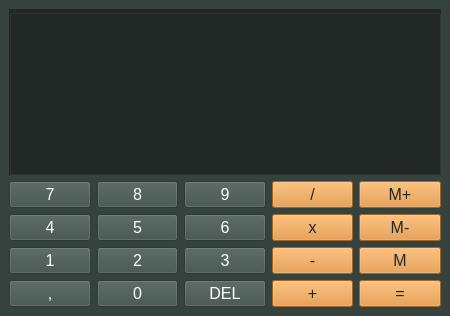
clrpage/projects, file src/calc/Calculator/calculator.ui: the form before one commit.
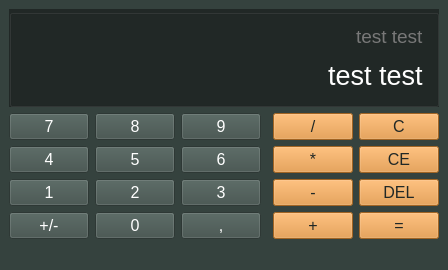
The form after the commit.

Commit message: Корректный ввод чисел, отработка событий

The edit to the form file:
```diff
--- a/src/calc/Calculator/calculator.ui
+++ b/src/calc/Calculator/calculator.ui
@@ -6,8 +6,8 @@
    <rect>
     <x>0</x>
     <y>0</y>
-    <width>450</width>
-    <height>316</height>
+    <width>417</width>
+    <height>270</height>
    </rect>
   </property>
   <property name="windowTitle">
@@ -19,6 +19,68 @@
   </property>
   <widget class="QWidget" name="centralwidget">
    <layout class="QGridLayout" name="gridLayout_2">
+    <item row="4" column="1">
+     <widget class="QPushButton" name="btn_0">
+      <property name="sizePolicy">
+       <sizepolicy hsizetype="Minimum" vsizetype="Preferred">
+        <horstretch>0</horstretch>
+        <verstretch>0</verstretch>
+       </sizepolicy>
+      </property>
+      <property name="font">
+       <font>
+        <family>Segoe UI</family>
+        <pointsize>12</pointsize>
+       </font>
+      </property>
+      <property name="styleSheet">
+       <string notr="true">QPushButton{
+	background-color: rgb(64, 79, 74);
+}
+QPushButton:pressed{
+	background-color: rgb(44, 53, 50);
+}</string>
+      </property>
+      <property name="text">
+       <string>0</string>
+      </property>
+      <property name="shortcut">
+       <string>0</string>
+      </property>
+     </widget>
+    </item>
+    <item row="4" column="5">
+     <widget class="QPushButton" name="btn_eq">
+      <property name="sizePolicy">
+       <sizepolicy hsizetype="Minimum" vsizetype="Preferred">
+        <horstretch>0</horstretch>
+        <verstretch>0</verstretch>
+       </sizepolicy>
+      </property>
+      <property name="font">
+       <font>
+        <family>Segoe UI</family>
+        <pointsize>12</pointsize>
+       </font>
+      </property>
+      <property name="styleSheet">
+       <string notr="true">QPushButton {
+	color: rgb(33, 40, 38);
+	background-color: rgb(225, 140, 49);
+}
+QPushButton:pressed {
+	color: rgb(33, 40, 38);
+	background-color: rgb(167, 100, 28);
+}</string>
+      </property>
+      <property name="text">
+       <string>=</string>
+      </property>
+      <property name="shortcut">
+       <string>Enter</string>
+      </property>
+     </widget>
+    </item>
     <item row="3" column="2">
      <widget class="QPushButton" name="btn_3">
       <property name="sizePolicy">
@@ -79,124 +141,8 @@
       </property>
      </widget>
     </item>
-    <item row="2" column="0">
-     <widget class="QPushButton" name="btn_4">
-      <property name="sizePolicy">
-       <sizepolicy hsizetype="Minimum" vsizetype="Preferred">
-        <horstretch>0</horstretch>
-        <verstretch>0</verstretch>
-       </sizepolicy>
-      </property>
-      <property name="font">
-       <font>
-        <family>Segoe UI</family>
-        <pointsize>12</pointsize>
-       </font>
-      </property>
-      <property name="styleSheet">
-       <string notr="true">QPushButton{
-	background-color: rgb(64, 79, 74);
-}
-QPushButton:pressed{
-	background-color: rgb(44, 53, 50);
-}</string>
-      </property>
-      <property name="text">
-       <string>4</string>
-      </property>
-      <property name="shortcut">
-       <string>4</string>
-      </property>
-     </widget>
-    </item>
-    <item row="1" column="4">
-     <widget class="QPushButton" name="btn_add_memo">
-      <property name="sizePolicy">
-       <sizepolicy hsizetype="Minimum" vsizetype="Preferred">
-        <horstretch>0</horstretch>
-        <verstretch>0</verstretch>
-       </sizepolicy>
-      </property>
-      <property name="font">
-       <font>
-        <family>Segoe UI</family>
-        <pointsize>12</pointsize>
-       </font>
-      </property>
-      <property name="styleSheet">
-       <string notr="true">QPushButton {
-	color: rgb(33, 40, 38);
-	background-color: rgb(225, 140, 49);
-}
-QPushButton:pressed {
-	color: rgb(33, 40, 38);
-	background-color: rgb(167, 100, 28);
-}</string>
-      </property>
-      <property name="text">
-       <string>M+</string>
-      </property>
-     </widget>
-    </item>
-    <item row="2" column="2">
-     <widget class="QPushButton" name="btn_6">
-      <property name="sizePolicy">
-       <sizepolicy hsizetype="Minimum" vsizetype="Preferred">
-        <horstretch>0</horstretch>
-        <verstretch>0</verstretch>
-       </sizepolicy>
-      </property>
-      <property name="font">
-       <font>
-        <family>Segoe UI</family>
-        <pointsize>12</pointsize>
-       </font>
-      </property>
-      <property name="styleSheet">
-       <string notr="true">QPushButton{
-	background-color: rgb(64, 79, 74);
-}
-QPushButton:pressed{
-	background-color: rgb(44, 53, 50);
-}</string>
-      </property>
-      <property name="text">
-       <string>6</string>
-      </property>
-      <property name="shortcut">
-       <string>6</string>
-      </property>
-     </widget>
-    </item>
-    <item row="4" column="1">
-     <widget class="QPushButton" name="btn_0">
-      <property name="sizePolicy">
-       <sizepolicy hsizetype="Minimum" vsizetype="Preferred">
-        <horstretch>0</horstretch>
-        <verstretch>0</verstretch>
-       </sizepolicy>
-      </property>
-      <property name="font">
-       <font>
-        <family>Segoe UI</family>
-        <pointsize>12</pointsize>
-       </font>
-      </property>
-      <property name="styleSheet">
-       <string notr="true">QPushButton{
-	background-color: rgb(64, 79, 74);
-}
-QPushButton:pressed{
-	background-color: rgb(44, 53, 50);
-}</string>
-      </property>
-      <property name="text">
-       <string>0</string>
-      </property>
-     </widget>
-    </item>
     <item row="4" column="4">
-     <widget class="QPushButton" name="btn_eq">
+     <widget class="QPushButton" name="btn_add">
       <property name="sizePolicy">
        <sizepolicy hsizetype="Minimum" vsizetype="Preferred">
         <horstretch>0</horstretch>
@@ -220,180 +166,10 @@
 }</string>
       </property>
       <property name="text">
-       <string>=</string>
-      </property>
-     </widget>
-    </item>
-    <item row="2" column="3">
-     <widget class="QPushButton" name="btn_mult">
-      <property name="sizePolicy">
-       <sizepolicy hsizetype="Minimum" vsizetype="Preferred">
-        <horstretch>0</horstretch>
-        <verstretch>0</verstretch>
-       </sizepolicy>
-      </property>
-      <property name="font">
-       <font>
-        <family>Segoe UI</family>
-        <pointsize>12</pointsize>
-       </font>
-      </property>
-      <property name="styleSheet">
-       <string notr="true">QPushButton {
-	color: rgb(33, 40, 38);
-	background-color: rgb(225, 140, 49);
-}
-QPushButton:pressed {
-	color: rgb(33, 40, 38);
-	background-color: rgb(167, 100, 28);
-}</string>
-      </property>
-      <property name="text">
-       <string>x</string>
-      </property>
-     </widget>
-    </item>
-    <item row="4" column="2">
-     <widget class="QPushButton" name="btn_del">
-      <property name="sizePolicy">
-       <sizepolicy hsizetype="Minimum" vsizetype="Preferred">
-        <horstretch>0</horstretch>
-        <verstretch>0</verstretch>
-       </sizepolicy>
-      </property>
-      <property name="font">
-       <font>
-        <family>Segoe UI</family>
-        <pointsize>12</pointsize>
-       </font>
-      </property>
-      <property name="styleSheet">
-       <string notr="true">QPushButton{
-	background-color: rgb(64, 79, 74);
-}
-QPushButton:pressed{
-	background-color: rgb(44, 53, 50);
-}</string>
-      </property>
-      <property name="text">
-       <string>DEL</string>
-      </property>
-     </widget>
-    </item>
-    <item row="2" column="4">
-     <widget class="QPushButton" name="btn_clear_memo">
-      <property name="sizePolicy">
-       <sizepolicy hsizetype="Minimum" vsizetype="Preferred">
-        <horstretch>0</horstretch>
-        <verstretch>0</verstretch>
-       </sizepolicy>
-      </property>
-      <property name="font">
-       <font>
-        <family>Segoe UI</family>
-        <pointsize>12</pointsize>
-       </font>
-      </property>
-      <property name="styleSheet">
-       <string notr="true">QPushButton {
-	color: rgb(33, 40, 38);
-	background-color: rgb(225, 140, 49);
-}
-QPushButton:pressed {
-	color: rgb(33, 40, 38);
-	background-color: rgb(167, 100, 28);
-}</string>
-      </property>
-      <property name="text">
-       <string>M-</string>
-      </property>
-     </widget>
-    </item>
-    <item row="3" column="4">
-     <widget class="QPushButton" name="btn_memo">
-      <property name="sizePolicy">
-       <sizepolicy hsizetype="Minimum" vsizetype="Preferred">
-        <horstretch>0</horstretch>
-        <verstretch>0</verstretch>
-       </sizepolicy>
-      </property>
-      <property name="font">
-       <font>
-        <family>Segoe UI</family>
-        <pointsize>12</pointsize>
-       </font>
-      </property>
-      <property name="styleSheet">
-       <string notr="true">QPushButton {
-	color: rgb(33, 40, 38);
-	background-color: rgb(225, 140, 49);
-}
-QPushButton:pressed {
-	color: rgb(33, 40, 38);
-	background-color: rgb(167, 100, 28);
-}</string>
-      </property>
-      <property name="text">
-       <string>M</string>
-      </property>
-     </widget>
-    </item>
-    <item row="3" column="3">
-     <widget class="QPushButton" name="btn_minus">
-      <property name="sizePolicy">
-       <sizepolicy hsizetype="Minimum" vsizetype="Preferred">
-        <horstretch>0</horstretch>
-        <verstretch>0</verstretch>
-       </sizepolicy>
-      </property>
-      <property name="font">
-       <font>
-        <family>Segoe UI</family>
-        <pointsize>12</pointsize>
-       </font>
-      </property>
-      <property name="styleSheet">
-       <string notr="true">QPushButton {
-	color: rgb(33, 40, 38);
-	background-color: rgb(225, 140, 49);
-}
-QPushButton:pressed {
-	color: rgb(33, 40, 38);
-	background-color: rgb(167, 100, 28);
-}</string>
-      </property>
-      <property name="text">
-       <string>-</string>
-      </property>
-     </widget>
-    </item>
-    <item row="1" column="0">
-     <widget class="QPushButton" name="btn_7">
-      <property name="sizePolicy">
-       <sizepolicy hsizetype="Minimum" vsizetype="Preferred">
-        <horstretch>0</horstretch>
-        <verstretch>0</verstretch>
-       </sizepolicy>
-      </property>
-      <property name="font">
-       <font>
-        <family>Segoe UI</family>
-        <pointsize>12</pointsize>
-       </font>
-      </property>
-      <property name="styleSheet">
-       <string notr="true">QPushButton{
-	background-color: rgb(64, 79, 74);
-}
-QPushButton:pressed{
-	background-color: rgb(44, 53, 50);
-}</string>
-      </property>
-      <property name="text">
-       <string>7</string>
+       <string>+</string>
       </property>
       <property name="shortcut">
-       <string>7</string>
+       <string>+</string>
       </property>
      </widget>
     </item>
@@ -427,8 +203,8 @@
       </property>
      </widget>
     </item>
-    <item row="3" column="0">
-     <widget class="QPushButton" name="btn_1">
+    <item row="1" column="1">
+     <widget class="QPushButton" name="btn_8">
       <property name="sizePolicy">
        <sizepolicy hsizetype="Minimum" vsizetype="Preferred">
         <horstretch>0</horstretch>
@@ -450,14 +226,46 @@
 }</string>
       </property>
       <property name="text">
-       <string>1</string>
+       <string>8</string>
       </property>
       <property name="shortcut">
-       <string>1</string>
+       <string>8</string>
       </property>
      </widget>
     </item>
-    <item row="1" column="3">
+    <item row="3" column="4">
+     <widget class="QPushButton" name="btn_sub">
+      <property name="sizePolicy">
+       <sizepolicy hsizetype="Minimum" vsizetype="Preferred">
+        <horstretch>0</horstretch>
+        <verstretch>0</verstretch>
+       </sizepolicy>
+      </property>
+      <property name="font">
+       <font>
+        <family>Segoe UI</family>
+        <pointsize>12</pointsize>
+       </font>
+      </property>
+      <property name="styleSheet">
+       <string notr="true">QPushButton {
+	color: rgb(33, 40, 38);
+	background-color: rgb(225, 140, 49);
+}
+QPushButton:pressed {
+	color: rgb(33, 40, 38);
+	background-color: rgb(167, 100, 28);
+}</string>
+      </property>
+      <property name="text">
+       <string>-</string>
+      </property>
+      <property name="shortcut">
+       <string>-</string>
+      </property>
+     </widget>
+    </item>
+    <item row="1" column="4">
      <widget class="QPushButton" name="btn_div">
       <property name="sizePolicy">
        <sizepolicy hsizetype="Minimum" vsizetype="Preferred">
@@ -484,10 +292,13 @@
       <property name="text">
        <string>/</string>
       </property>
+      <property name="shortcut">
+       <string>/</string>
+      </property>
      </widget>
     </item>
-    <item row="4" column="3">
-     <widget class="QPushButton" name="btn_plus">
+    <item row="2" column="2">
+     <widget class="QPushButton" name="btn_6">
       <property name="sizePolicy">
        <sizepolicy hsizetype="Minimum" vsizetype="Preferred">
         <horstretch>0</horstretch>
@@ -501,21 +312,22 @@
        </font>
       </property>
       <property name="styleSheet">
-       <string notr="true">QPushButton {
-	color: rgb(33, 40, 38);
-	background-color: rgb(225, 140, 49);
+       <string notr="true">QPushButton{
+	background-color: rgb(64, 79, 74);
 }
-QPushButton:pressed {
-	color: rgb(33, 40, 38);
-	background-color: rgb(167, 100, 28);
+QPushButton:pressed{
+	background-color: rgb(44, 53, 50);
 }</string>
       </property>
       <property name="text">
-       <string>+</string>
+       <string>6</string>
+      </property>
+      <property name="shortcut">
+       <string>6</string>
       </property>
      </widget>
     </item>
-    <item row="0" column="0" colspan="5">
+    <item row="0" column="0" colspan="6">
      <widget class="QGroupBox" name="display">
       <property name="sizePolicy">
        <sizepolicy hsizetype="Preferred" vsizetype="Expanding">
@@ -546,11 +358,13 @@
          </property>
          <property name="styleSheet">
           <string notr="true">QLineEdit {
+	
+	color: rgb(120, 120, 120);
 	border:  1px rgb(33, 40, 38);
 }</string>
          </property>
          <property name="text">
-          <string/>
+          <string>test test</string>
          </property>
          <property name="alignment">
           <set>Qt::AlignRight|Qt::AlignTrailing|Qt::AlignVCenter</set>
@@ -580,7 +394,7 @@
 }</string>
          </property>
          <property name="text">
-          <string/>
+          <string>test test</string>
          </property>
          <property name="alignment">
           <set>Qt::AlignRight|Qt::AlignTrailing|Qt::AlignVCenter</set>
@@ -590,8 +404,8 @@
       </layout>
      </widget>
     </item>
-    <item row="1" column="1">
-     <widget class="QPushButton" name="btn_8">
+    <item row="1" column="5">
+     <widget class="QPushButton" name="btn_reset">
       <property name="sizePolicy">
        <sizepolicy hsizetype="Minimum" vsizetype="Preferred">
         <horstretch>0</horstretch>
@@ -605,6 +419,93 @@
        </font>
       </property>
       <property name="styleSheet">
+       <string notr="true">QPushButton {
+	color: rgb(33, 40, 38);
+	background-color: rgb(225, 140, 49);
+}
+QPushButton:pressed {
+	color: rgb(33, 40, 38);
+	background-color: rgb(167, 100, 28);
+}</string>
+      </property>
+      <property name="text">
+       <string>C</string>
+      </property>
+     </widget>
+    </item>
+    <item row="3" column="5">
+     <widget class="QPushButton" name="btn_del">
+      <property name="sizePolicy">
+       <sizepolicy hsizetype="Minimum" vsizetype="Preferred">
+        <horstretch>0</horstretch>
+        <verstretch>0</verstretch>
+       </sizepolicy>
+      </property>
+      <property name="font">
+       <font>
+        <family>Segoe UI</family>
+        <pointsize>12</pointsize>
+       </font>
+      </property>
+      <property name="styleSheet">
+       <string notr="true">QPushButton {
+	color: rgb(33, 40, 38);
+	background-color: rgb(225, 140, 49);
+}
+QPushButton:pressed {
+	color: rgb(33, 40, 38);
+	background-color: rgb(167, 100, 28);
+}</string>
+      </property>
+      <property name="text">
+       <string>DEL</string>
+      </property>
+     </widget>
+    </item>
+    <item row="2" column="5">
+     <widget class="QPushButton" name="btn_reset_last">
+      <property name="sizePolicy">
+       <sizepolicy hsizetype="Minimum" vsizetype="Preferred">
+        <horstretch>0</horstretch>
+        <verstretch>0</verstretch>
+       </sizepolicy>
+      </property>
+      <property name="font">
+       <font>
+        <family>Segoe UI</family>
+        <pointsize>12</pointsize>
+       </font>
+      </property>
+      <property name="styleSheet">
+       <string notr="true">QPushButton {
+	color: rgb(33, 40, 38);
+	background-color: rgb(225, 140, 49);
+}
+QPushButton:pressed {
+	color: rgb(33, 40, 38);
+	background-color: rgb(167, 100, 28);
+}</string>
+      </property>
+      <property name="text">
+       <string>CE</string>
+      </property>
+     </widget>
+    </item>
+    <item row="1" column="0">
+     <widget class="QPushButton" name="btn_7">
+      <property name="sizePolicy">
+       <sizepolicy hsizetype="Minimum" vsizetype="Preferred">
+        <horstretch>0</horstretch>
+        <verstretch>0</verstretch>
+       </sizepolicy>
+      </property>
+      <property name="font">
+       <font>
+        <family>Segoe UI</family>
+        <pointsize>12</pointsize>
+       </font>
+      </property>
+      <property name="styleSheet">
        <string notr="true">QPushButton{
 	background-color: rgb(64, 79, 74);
 }
@@ -613,10 +514,40 @@
 }</string>
       </property>
       <property name="text">
-       <string>8</string>
+       <string>7</string>
       </property>
       <property name="shortcut">
-       <string>8</string>
+       <string>7</string>
+      </property>
+     </widget>
+    </item>
+    <item row="3" column="0">
+     <widget class="QPushButton" name="btn_1">
+      <property name="sizePolicy">
+       <sizepolicy hsizetype="Minimum" vsizetype="Preferred">
+        <horstretch>0</horstretch>
+        <verstretch>0</verstretch>
+       </sizepolicy>
+      </property>
+      <property name="font">
+       <font>
+        <family>Segoe UI</family>
+        <pointsize>12</pointsize>
+       </font>
+      </property>
+      <property name="styleSheet">
+       <string notr="true">QPushButton{
+	background-color: rgb(64, 79, 74);
+}
+QPushButton:pressed{
+	background-color: rgb(44, 53, 50);
+}</string>
+      </property>
+      <property name="text">
+       <string>1</string>
+      </property>
+      <property name="shortcut">
+       <string>1</string>
       </property>
      </widget>
     </item>
@@ -650,7 +581,99 @@
       </property>
      </widget>
     </item>
+    <item row="2" column="4">
+     <widget class="QPushButton" name="btn_mult">
+      <property name="sizePolicy">
+       <sizepolicy hsizetype="Minimum" vsizetype="Preferred">
+        <horstretch>0</horstretch>
+        <verstretch>0</verstretch>
+       </sizepolicy>
+      </property>
+      <property name="font">
+       <font>
+        <family>Segoe UI</family>
+        <pointsize>12</pointsize>
+       </font>
+      </property>
+      <property name="styleSheet">
+       <string notr="true">QPushButton {
+	color: rgb(33, 40, 38);
+	background-color: rgb(225, 140, 49);
+}
+QPushButton:pressed {
+	color: rgb(33, 40, 38);
+	background-color: rgb(167, 100, 28);
+}</string>
+      </property>
+      <property name="text">
+       <string>*</string>
+      </property>
+      <property name="shortcut">
+       <string>*</string>
+      </property>
+     </widget>
+    </item>
+    <item row="2" column="0">
+     <widget class="QPushButton" name="btn_4">
+      <property name="sizePolicy">
+       <sizepolicy hsizetype="Minimum" vsizetype="Preferred">
+        <horstretch>0</horstretch>
+        <verstretch>0</verstretch>
+       </sizepolicy>
+      </property>
+      <property name="font">
+       <font>
+        <family>Segoe UI</family>
+        <pointsize>12</pointsize>
+       </font>
+      </property>
+      <property name="styleSheet">
+       <string notr="true">QPushButton{
+	background-color: rgb(64, 79, 74);
+}
+QPushButton:pressed{
+	background-color: rgb(44, 53, 50);
+}</string>
+      </property>
+      <property name="text">
+       <string>4</string>
+      </property>
+      <property name="shortcut">
+       <string>4</string>
+      </property>
+     </widget>
+    </item>
     <item row="4" column="0">
+     <widget class="QPushButton" name="btn_change_sign">
+      <property name="sizePolicy">
+       <sizepolicy hsizetype="Minimum" vsizetype="Preferred">
+        <horstretch>0</horstretch>
+        <verstretch>0</verstretch>
+       </sizepolicy>
+      </property>
+      <property name="font">
+       <font>
+        <family>Segoe UI</family>
+        <pointsize>12</pointsize>
+       </font>
+      </property>
+      <property name="styleSheet">
+       <string notr="true">QPushButton{
+	background-color: rgb(64, 79, 74);
+}
+QPushButton:pressed{
+	background-color: rgb(44, 53, 50);
+}</string>
+      </property>
+      <property name="text">
+       <string>+/-</string>
+      </property>
+      <property name="shortcut">
+       <string>Backspace</string>
+      </property>
+     </widget>
+    </item>
+    <item row="4" column="2">
      <widget class="QPushButton" name="btn_dot">
       <property name="sizePolicy">
        <sizepolicy hsizetype="Minimum" vsizetype="Preferred">
@@ -675,10 +698,14 @@
       <property name="text">
        <string>,</string>
       </property>
+      <property name="shortcut">
+       <string>.</string>
+      </property>
      </widget>
     </item>
    </layout>
   </widget>
+  <widget class="QStatusBar" name="statusBar"/>
  </widget>
  <resources/>
  <connections/>
```
The commit also changes 2 other files.
